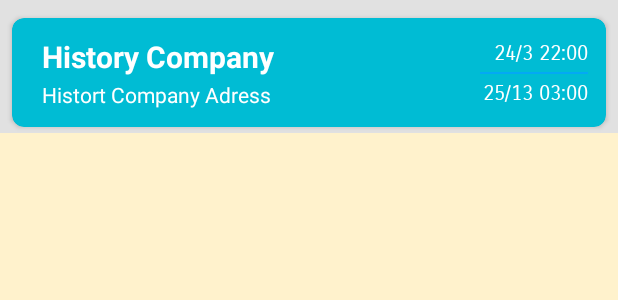
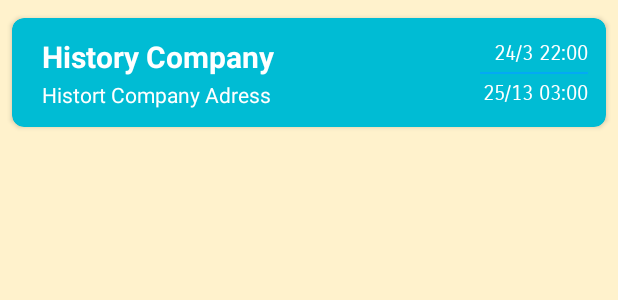
Before and after one commit to jessicahuang523/BackHomeSafe, an Android app: the layout fragment_history_row_iteam.xml on its own in the app's theme, with its tools: preview values and no code run, on a phone screen of 412 x 824 dp. Shown: the top 300 px of the screen. Run offline under Robolectric (Android 15) with nearby library versions, the phone set to English and light mode, and no system bars.

Commit message:
minor changes

```diff
--- a/finalprojectv3/app/src/main/res/layout/fragment_history_row_iteam.xml
+++ b/finalprojectv3/app/src/main/res/layout/fragment_history_row_iteam.xml
@@ -10,7 +10,7 @@ android:orientation="vertical">
         android:id="@+id/mainLayout"
         android:layout_width="match_parent"
         android:layout_height="wrap_content"
-        android:background="#E1E1E1"
+        android:background="@color/background_yellow"
         android:minWidth="380dp"
         android:orientation="horizontal">
 
--- a/finalprojectv3/app/src/main/res/layout/scanner.xml
+++ b/finalprojectv3/app/src/main/res/layout/scanner.xml
@@ -23,7 +23,7 @@
         android:layout_below="@id/scanner_view"
         android:layout_centerHorizontal="true"
         android:layout_marginTop="35dp"
-        android:text="please scan the qr code to check in"
+        android:text="Please scan the QR code to check in."
         android:textColor="@color/black"
         android:textSize="18sp"
         android:textStyle="bold" />
```
